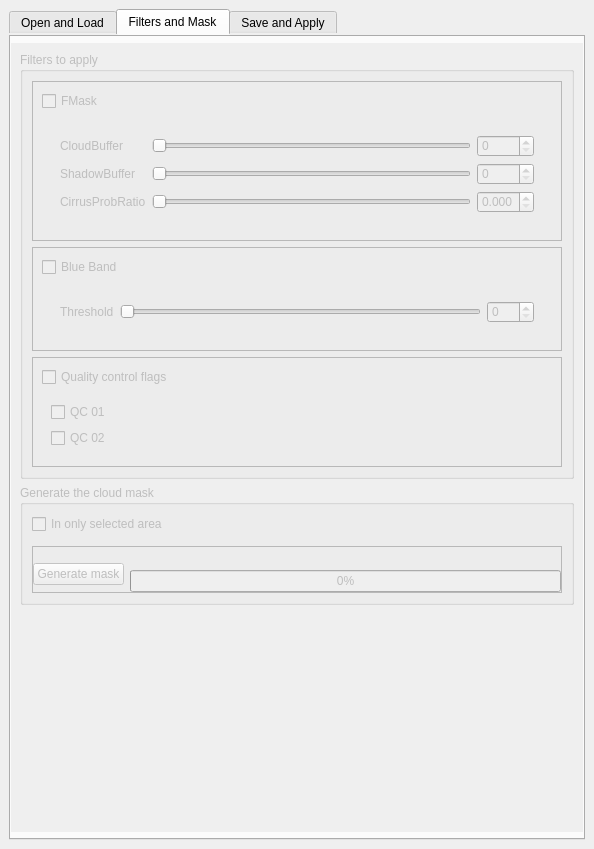
Before: the Qt Designer form ui/cloud_masking_dockwidget_base.ui in SMByC/CloudMasking, drawn with Qt 5.
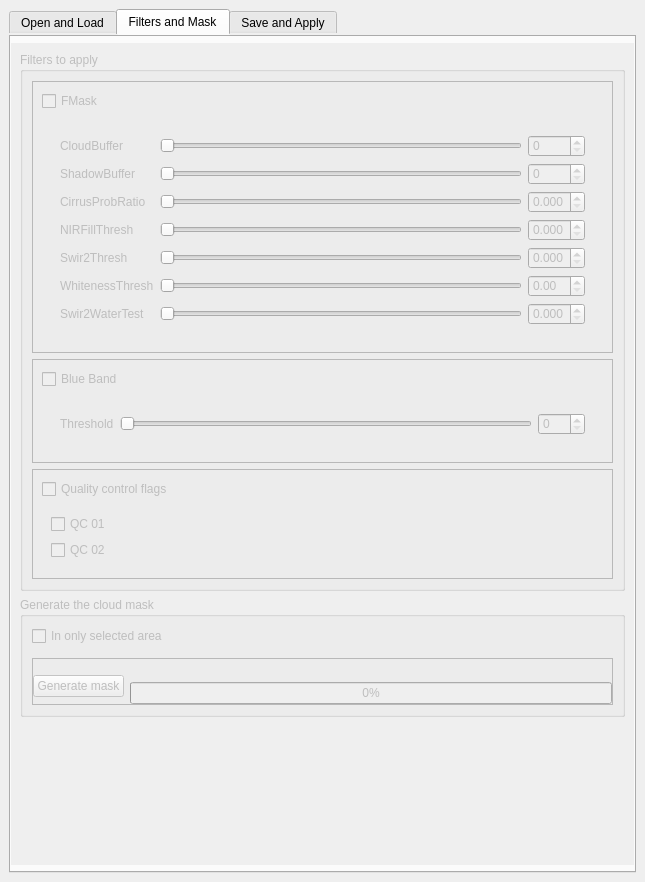
After: the same form once the commit is applied. Custom widgets are drawn as their Qt base class.

Commit message: Added nir_fill_thresh, swir2_thresh, whiteness_thresh and swir2_water_test in cloud filters for fmask

The edit to the form file:
```diff
--- a/ui/cloud_masking_dockwidget_base.ui
+++ b/ui/cloud_masking_dockwidget_base.ui
@@ -6,8 +6,8 @@
    <rect>
     <x>0</x>
     <y>0</y>
-    <width>594</width>
-    <height>849</height>
+    <width>645</width>
+    <height>882</height>
    </rect>
   </property>
   <property name="windowTitle">
@@ -56,8 +56,8 @@
             <rect>
              <x>0</x>
              <y>0</y>
-             <width>580</width>
-             <height>759</height>
+             <width>631</width>
+             <height>792</height>
             </rect>
            </property>
            <layout class="QVBoxLayout" name="verticalLayout_11">
@@ -271,8 +271,8 @@
             <rect>
              <x>0</x>
              <y>0</y>
-             <width>580</width>
-             <height>759</height>
+             <width>611</width>
+             <height>906</height>
             </rect>
            </property>
            <layout class="QVBoxLayout" name="verticalLayout">
@@ -425,6 +425,86 @@
                      <item>
                       <widget class="QWidget" name="widget_FMask_01" native="true">
                        <layout class="QGridLayout" name="gridLayout_3">
+                        <item row="6" column="1">
+                         <widget class="QSlider" name="horizontalSlider_S2T">
+                          <property name="maximum">
+                           <number>100</number>
+                          </property>
+                          <property name="orientation">
+                           <enum>Qt::Horizontal</enum>
+                          </property>
+                         </widget>
+                        </item>
+                        <item row="5" column="2">
+                         <widget class="QDoubleSpinBox" name="doubleSpinBox_NFT">
+                          <property name="decimals">
+                           <number>3</number>
+                          </property>
+                          <property name="maximum">
+                           <double>0.100000000000000</double>
+                          </property>
+                          <property name="singleStep">
+                           <double>0.001000000000000</double>
+                          </property>
+                         </widget>
+                        </item>
+                        <item row="6" column="2">
+                         <widget class="QDoubleSpinBox" name="doubleSpinBox_S2T">
+                          <property name="decimals">
+                           <number>3</number>
+                          </property>
+                          <property name="maximum">
+                           <double>0.100000000000000</double>
+                          </property>
+                          <property name="singleStep">
+                           <double>0.001000000000000</double>
+                          </property>
+                         </widget>
+                        </item>
+                        <item row="5" column="1">
+                         <widget class="QSlider" name="horizontalSlider_NFT">
+                          <property name="maximum">
+                           <number>100</number>
+                          </property>
+                          <property name="orientation">
+                           <enum>Qt::Horizontal</enum>
+                          </property>
+                         </widget>
+                        </item>
+                        <item row="7" column="2">
+                         <widget class="QDoubleSpinBox" name="doubleSpinBox_WT">
+                          <property name="maximum">
+                           <double>1.000000000000000</double>
+                          </property>
+                          <property name="singleStep">
+                           <double>0.010000000000000</double>
+                          </property>
+                         </widget>
+                        </item>
+                        <item row="5" column="0">
+                         <widget class="QLabel" name="label_3">
+                          <property name="text">
+                           <string>NIRFillThresh</string>
+                          </property>
+                         </widget>
+                        </item>
+                        <item row="7" column="0">
+                         <widget class="QLabel" name="label_8">
+                          <property name="text">
+                           <string>WhitenessThresh</string>
+                          </property>
+                         </widget>
+                        </item>
+                        <item row="4" column="0">
+                         <widget class="QLabel" name="label_12">
+                          <property name="toolTip">
+                           <string>Ratio used to determine the cirrus cloud probability</string>
+                          </property>
+                          <property name="text">
+                           <string>CirrusProbRatio</string>
+                          </property>
+                         </widget>
+                        </item>
                         <item row="2" column="1">
                          <widget class="QSlider" name="horizontalSlider_SB">
                           <property name="maximum">
@@ -506,20 +586,10 @@
                           </property>
                          </widget>
                         </item>
-                        <item row="4" column="0">
-                         <widget class="QLabel" name="label_12">
-                          <property name="toolTip">
-                           <string>Ratio used to determine the cirrus cloud probability</string>
-                          </property>
-                          <property name="text">
-                           <string>CirrusProbRatio</string>
-                          </property>
-                         </widget>
-                        </item>
                         <item row="4" column="1">
                          <widget class="QSlider" name="horizontalSlider_CPR">
                           <property name="maximum">
-                           <number>1000</number>
+                           <number>100</number>
                           </property>
                           <property name="singleStep">
                            <number>1</number>
@@ -535,13 +605,60 @@
                            <number>3</number>
                           </property>
                           <property name="maximum">
-                           <double>1.000000000000000</double>
+                           <double>0.100000000000000</double>
                           </property>
                           <property name="singleStep">
                            <double>0.001000000000000</double>
                           </property>
                          </widget>
                         </item>
+                        <item row="7" column="1">
+                         <widget class="QSlider" name="horizontalSlider_WT">
+                          <property name="maximum">
+                           <number>1000</number>
+                          </property>
+                          <property name="orientation">
+                           <enum>Qt::Horizontal</enum>
+                          </property>
+                         </widget>
+                        </item>
+                        <item row="6" column="0">
+                         <widget class="QLabel" name="label_7">
+                          <property name="text">
+                           <string>Swir2Thresh</string>
+                          </property>
+                         </widget>
+                        </item>
+                        <item row="8" column="2">
+                         <widget class="QDoubleSpinBox" name="doubleSpinBox_S2WT">
+                          <property name="decimals">
+                           <number>3</number>
+                          </property>
+                          <property name="maximum">
+                           <double>0.100000000000000</double>
+                          </property>
+                          <property name="singleStep">
+                           <double>0.001000000000000</double>
+                          </property>
+                         </widget>
+                        </item>
+                        <item row="8" column="0">
+                         <widget class="QLabel" name="label_9">
+                          <property name="text">
+                           <string>Swir2WaterTest</string>
+                          </property>
+                         </widget>
+                        </item>
+                        <item row="8" column="1">
+                         <widget class="QSlider" name="horizontalSlider_S2WT">
+                          <property name="maximum">
+                           <number>100</number>
+                          </property>
+                          <property name="orientation">
+                           <enum>Qt::Horizontal</enum>
+                          </property>
+                         </widget>
+                        </item>
                        </layout>
                       </widget>
                      </item>
@@ -697,8 +814,8 @@
             <rect>
              <x>0</x>
              <y>0</y>
-             <width>580</width>
-             <height>759</height>
+             <width>631</width>
+             <height>792</height>
             </rect>
            </property>
            <layout class="QVBoxLayout" name="verticalLayout_12">
```
The commit also changes 3 other files.
